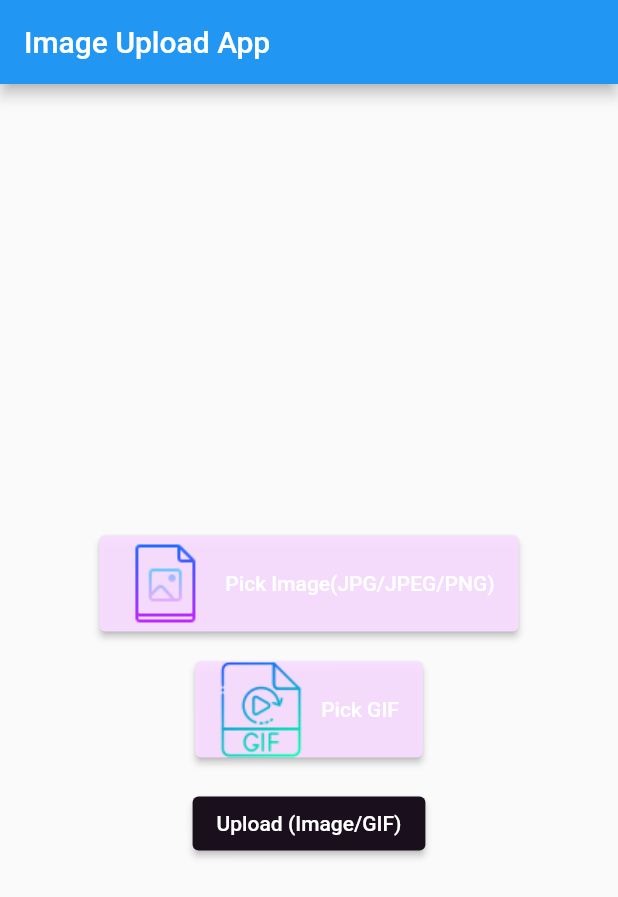
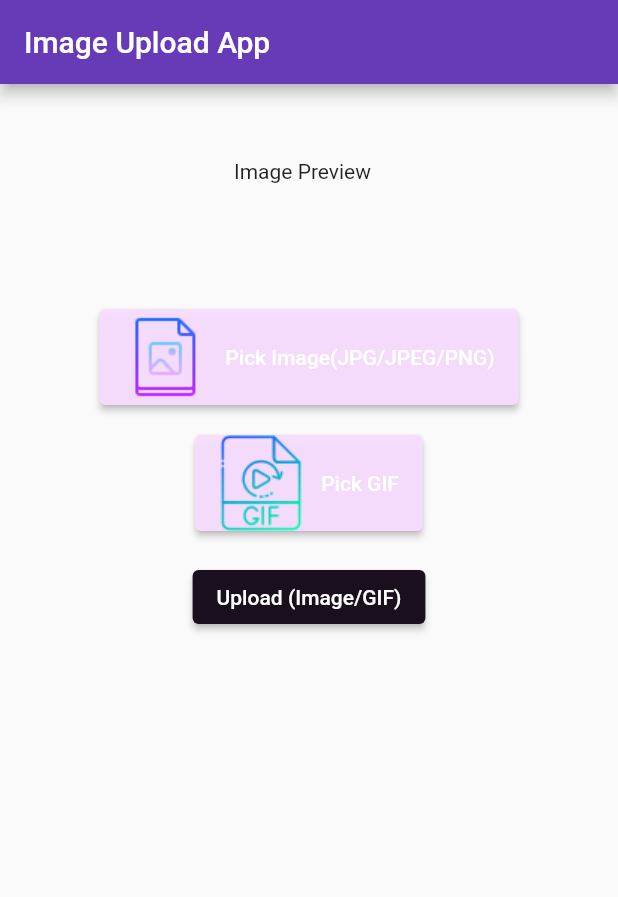
Before and after one commit to vinz3y/image-upload-app, a Flutter app: the screen it shows after launch, on a phone screen of 412 x 824 dp. Shown: the top 897 px of the screen. Run offline on Flutter 3.47's test engine with Material 2 defaults, Android fonts, the phone set to English and light mode, and no system bars; our stand-ins replace image_picker.

Commit message:
Color and text Changes

```diff
--- a/lib/file_upload.dart
+++ b/lib/file_upload.dart
@@ -56,8 +56,17 @@ class _ImageUploadPageState extends State<ImageUploadPage> {
       ),
       body: Center(
         child: Column(
-          mainAxisAlignment: MainAxisAlignment.center,
+          mainAxisAlignment: MainAxisAlignment.start,
           children: <Widget>[
+            SizedBox(
+              width: 100,
+              height: 50,
+            ),
+            SizedBox(
+              width: 100,
+              height: 50,
+              child: Text("Image Preview"),
+            ),
             if (_imageFile != null)
               Image.file(
                 _imageFile!,
--- a/lib/main.dart
+++ b/lib/main.dart
@@ -12,7 +12,7 @@ class MyApp extends StatelessWidget {
     return MaterialApp(
       title: 'Image Upload App',
       theme: ThemeData(
-        primarySwatch: Colors.blue,
+        primarySwatch: Colors.deepPurple,
       ),
       home: ImageUploadPage(),
     );
```
Also changed, not shown: assets/icons/preview.png (added).
